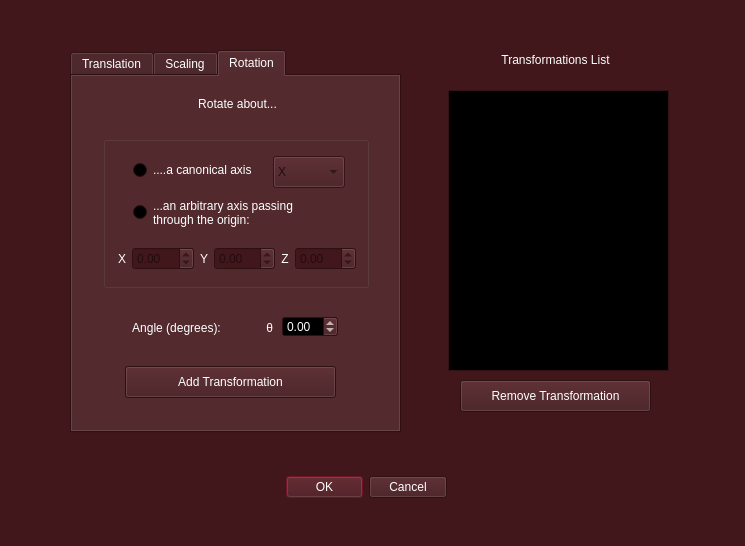
JVSutter/Sistema-Grafico-Interativo, file SGI/view/screens/transformations.ui: the form before one commit.
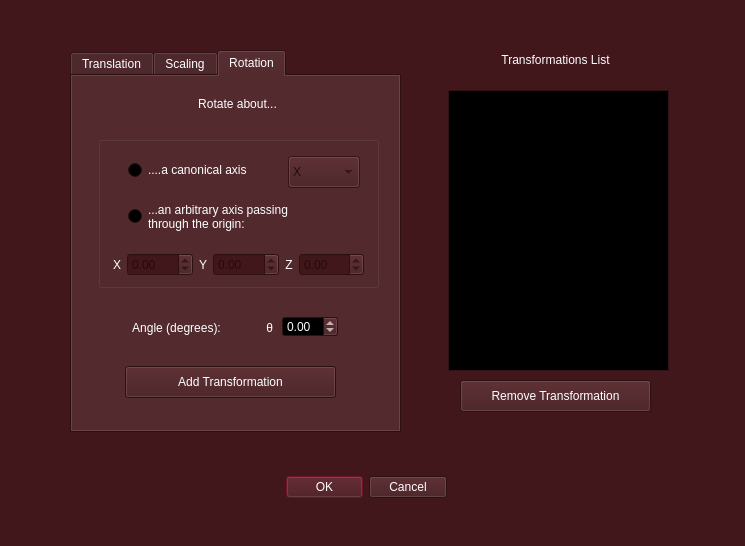
The form after the commit. The open tabs and pages were chosen to show the change.

Commit message: Arrumando textos cortados no Fedora

```diff
--- a/SGI/view/screens/transformations.ui
+++ b/SGI/view/screens/transformations.ui
@@ -916,9 +916,9 @@
     <widget class="QGroupBox" name="groupBox">
      <property name="geometry">
       <rect>
-       <x>31</x>
+       <x>26</x>
        <y>60</y>
-       <width>266</width>
+       <width>281</width>
        <height>152</height>
       </rect>
      </property>
@@ -930,8 +930,8 @@
        <rect>
         <x>30</x>
         <y>60</y>
-        <width>209</width>
-        <height>33</height>
+        <width>221</width>
+        <height>41</height>
        </rect>
       </property>
       <property name="text">
@@ -961,7 +961,7 @@
       </property>
       <property name="geometry">
        <rect>
-        <x>170</x>
+        <x>190</x>
         <y>20</y>
         <width>72</width>
         <height>32</height>
@@ -983,13 +983,13 @@
        </property>
       </item>
      </widget>
-     <widget class="QWidget" name="">
+     <widget class="QWidget" name="layoutWidget">
       <property name="geometry">
        <rect>
         <x>15</x>
         <y>110</y>
-        <width>238</width>
-        <height>25</height>
+        <width>251</width>
+        <height>37</height>
        </rect>
       </property>
       <layout class="QHBoxLayout" name="horizontalLayout_12">
```
Left out of the diff: 2 changed lines with no effect on the pictures.
